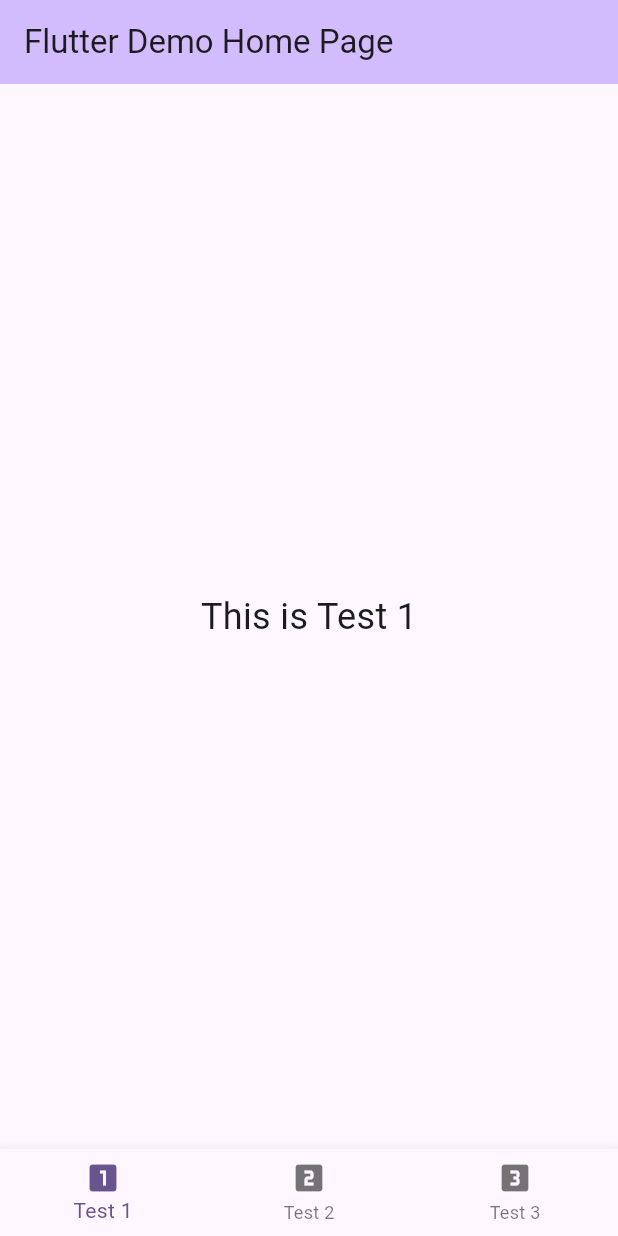
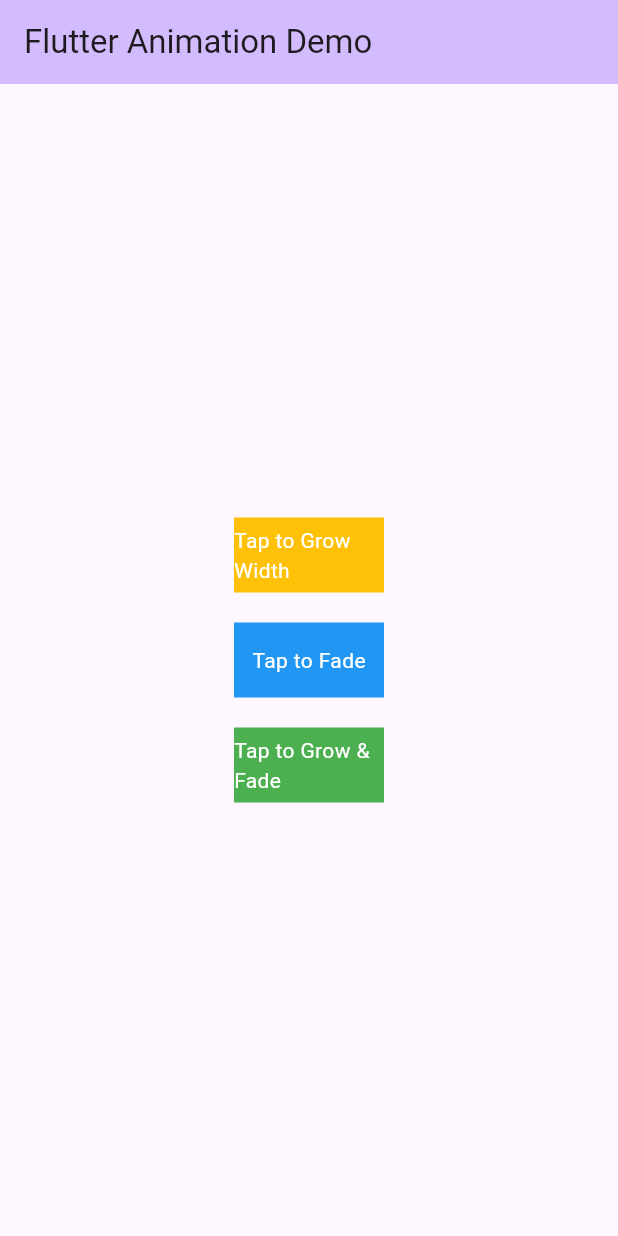
Before and after one commit to Shania656/appnav, a Flutter app: the screen it shows after launch, on a phone screen of 412 x 824 dp. Run offline on Flutter 3.47's test engine with Material 3 defaults, Android fonts, the phone set to English and light mode, and no system bars.

Commit message:
first commit

```diff
--- a/lib/main.dart
+++ b/lib/main.dart
@@ -10,12 +10,12 @@
   @override
   Widget build(BuildContext context) {
     return MaterialApp(
-      title: 'Flutter Demo',
+      title: 'Flutter Animation Demo',
       theme: ThemeData(
         colorScheme: ColorScheme.fromSeed(seedColor: Colors.deepPurple),
         useMaterial3: true,
       ),
-      home: const MyHomePage(title: 'Flutter Demo Home Page'),
+      home: const MyHomePage(title: 'Flutter Animation Demo'),
     );
   }
 }
@@ -30,19 +30,8 @@
 }
 
 class _MyHomePageState extends State<MyHomePage> {
-  int _currentIndex = 0;
-
-  final List<Widget> _pages = [
-    const Center(child: Text('This is Test 1', style: TextStyle(fontSize: 24))),
-    const Center(child: Text('This is Test 2', style: TextStyle(fontSize: 24))),
-    const Center(child: Text('This is Test 3', style: TextStyle(fontSize: 24))),
-  ];
-
-  void _onNavBarTapped(int index) {
-    setState(() {
-      _currentIndex = index;
-    });
-  }
+  double _buttonWidth = 100.0;
+  double _opacity = 1.0;
 
   @override
   Widget build(BuildContext context) {
@@ -51,24 +40,66 @@
         backgroundColor: Theme.of(context).colorScheme.inversePrimary,
         title: Text(widget.title),
       ),
-      body: _pages[_currentIndex],
-      bottomNavigationBar: BottomNavigationBar(
-        currentIndex: _currentIndex,
-        onTap: _onNavBarTapped,
-        items: const [
-          BottomNavigationBarItem(
-            icon: Icon(Icons.looks_one),
-            label: 'Test 1',
-          ),
-          BottomNavigationBarItem(
-            icon: Icon(Icons.looks_two),
-            label: 'Test 2',
-          ),
-          BottomNavigationBarItem(
-            icon: Icon(Icons.looks_3),
-            label: 'Test 3',
-          ),
-        ],
+      body: Center(
+        child: Column(
+          mainAxisAlignment: MainAxisAlignment.center,
+          children: [
+            GestureDetector(
+              onTap: () {
+                setState(() {
+                  _buttonWidth = _buttonWidth == 100.0 ? 200.0 : 100.0;
+                });
+              },
+              child: AnimatedContainer(
+                duration: const Duration(seconds: 1),
+                width: _buttonWidth,
+                height: 50,
+                color: Colors.amber,
+                alignment: Alignment.center,
+                child: const Text('Tap to Grow Width',
+                    style: TextStyle(color: Colors.white)),
+              ),
+            ),
+            const SizedBox(height: 20),
+            GestureDetector(
+              onTap: () {
+                setState(() {
+                  _opacity = _opacity == 1.0 ? 0.5 : 1.0;
+                });
+              },
+              child: AnimatedOpacity(
+                duration: const Duration(seconds: 1),
+                opacity: _opacity,
+                child: Container(
+                  width: 100,
+                  height: 50,
+                  color: Colors.blue,
+                  alignment: Alignment.center,
+                  child: const Text('Tap to Fade',
+                      style: TextStyle(color: Colors.white)),
+                ),
+              ),
+            ),
+            const SizedBox(height: 20),
+            GestureDetector(
+              onTap: () {
+                setState(() {
+                  _buttonWidth = _buttonWidth == 100.0 ? 150.0 : 100.0;
+                  _opacity = _opacity == 1.0 ? 0.7 : 1.0;
+                });
+              },
+              child: AnimatedContainer(
+                duration: const Duration(seconds: 1),
+                width: _buttonWidth,
+                height: 50,
+                color: Colors.green,
+                alignment: Alignment.center,
+                child: const Text('Tap to Grow & Fade',
+                    style: TextStyle(color: Colors.white)),
+              ),
+            ),
+          ],
+        ),
       ),
     );
   }
```
